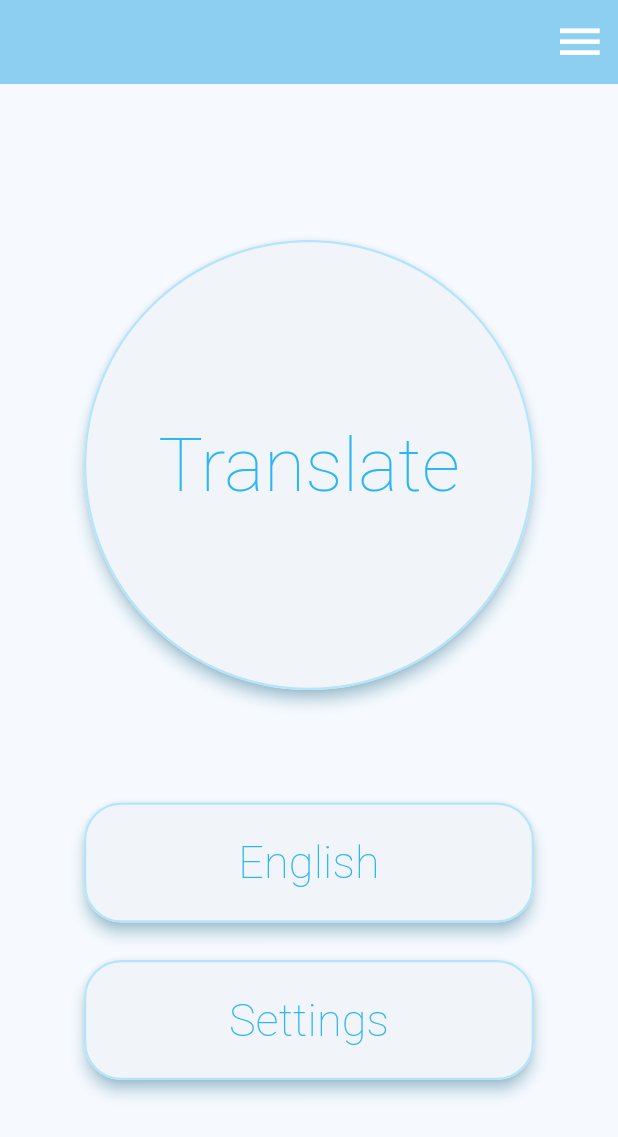
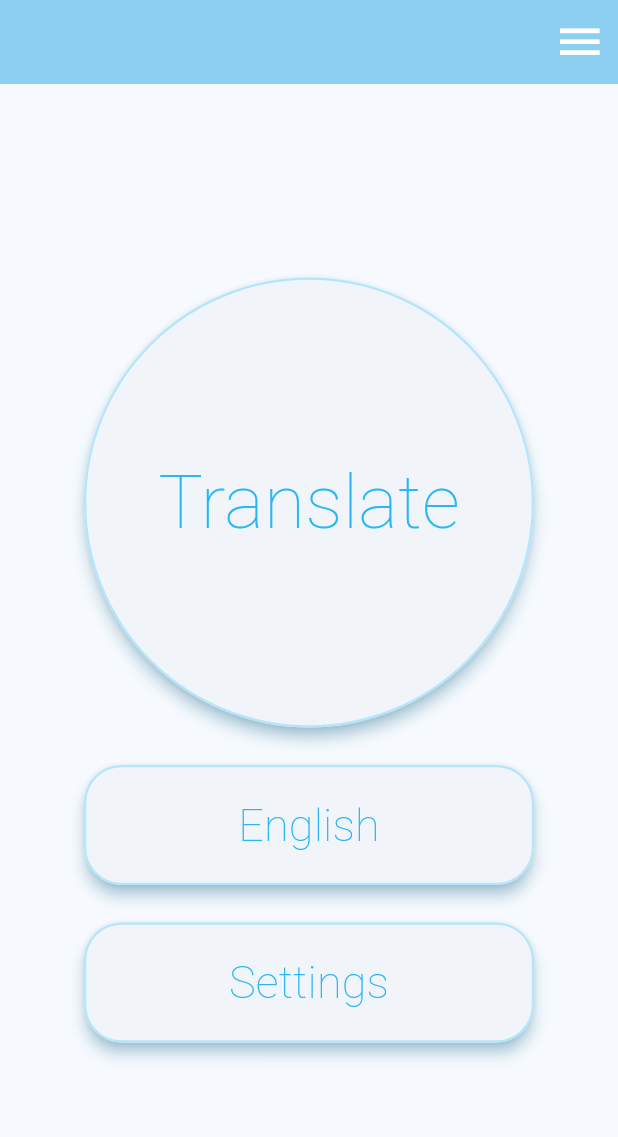
Before and after one commit to JiaCheng2004/Translator, a Flutter app: the screen it shows after launch, on a phone screen of 412 x 824 dp. Shown: the top 1137 px of the screen. Run offline on Flutter 3.47's test engine with Material 3 defaults, Android fonts, the phone set to English and light mode, and no system bars; our stand-ins replace flutter_dotenv, just_audio, permission_handler; missing offline and left inert: dart_openai, record, wav; Roboto replaces fonts that are missing (Thin).

Commit message:
Update UI

```diff
--- a/lib/main.dart
+++ b/lib/main.dart
@@ -29,7 +29,7 @@ class MyApp extends StatelessWidget {
         colorScheme: ColorScheme.fromSeed(seedColor: Colors.lightBlue.shade200),
         useMaterial3: true,
       ),
-      home: const MyHomePage(title:''),
+      home: const MyHomePage(title: ''),
     );
   }
 }
@@ -60,14 +60,14 @@ class _MyHomePageState extends State<MyHomePage> {
         actions: [
           Builder(
             builder: (context) => IconButton(
-              icon: Icon(Icons.menu, color: Colors.white, size: 35.0),
+              icon: const Icon(Icons.menu, color: Colors.white, size: 35.0),
               onPressed: () => Scaffold.of(context).openEndDrawer(),
               tooltip: MaterialLocalizations.of(context).openAppDrawerTooltip,
             ),
           ),
         ],
       ),
-      endDrawer: Drawer(
+      endDrawer: const Drawer(
           // Add your drawer widgets here
           ),
       body: FutureBuilder(
@@ -93,27 +93,71 @@ class _MyHomePageState extends State<MyHomePage> {
                         mainAxisAlignment: MainAxisAlignment.center,
                         crossAxisAlignment: CrossAxisAlignment.center,
                         children: <Widget>[
-                          data == RecordState.record
-                              ? ElevatedButton(
-                                  onPressed: translator.stopRecording, // Implement language change feature
-                                  child: Text('Translating...',
+                          if (data == RecordState.record) ...[
+                            Text(
+                              'Translating...',
                               style: TextStyle(
                                 color: Colors.lightBlue.shade400,
                                 fontSize: 20,
                                 fontFamily: 'Thin',
                                 fontWeight: FontWeight.w300,
-                                      ),),
+                              ),
+                            ),
+                            ElevatedButton(
+                              onPressed: translator
+                                  .stopRecording, // Implement language change feature
                               style: ElevatedButton.styleFrom(
-                                    surfaceTintColor: Color(0XFFFFFFFF),
+                                surfaceTintColor: const Color(0XFFFFFFFF),
                                 shadowColor: Colors.lightBlue.shade200,
                                 elevation: 4.0,
-                                    shape: RoundedRectangleBorder(side: BorderSide(color: Colors.lightBlue.shade100, width: 1.5), borderRadius: BorderRadius.circular(50)),
-                                    fixedSize: Size(300, 300),
+                                shape: RoundedRectangleBorder(
+                                    side: BorderSide(
+                                        color: Colors.lightBlue.shade100,
+                                        width: 1.5),
+                                    borderRadius: BorderRadius.circular(50)),
+                                fixedSize: const Size(300, 300),
                               ),
-                                )
-                              : ElevatedButton(
-                                  onPressed: translator.startRecording, // Implement language change feature
-                                  child: Text('Translate',
+                              child: Padding(
+                                padding: const EdgeInsets.all(20),
+                                child: StreamBuilder(
+                                  stream: translator.translationHistoryStream,
+                                  builder: (context, snapshot) {
+                                    switch (snapshot.connectionState) {
+                                      case ConnectionState.done:
+                                      case ConnectionState.active:
+                                        final data = snapshot.data!;
+                                        return SingleChildScrollView(
+                                          reverse: true,
+                                          child: Text(
+                                            data,
+                                            style: const TextStyle(
+                                              fontSize: 16,
+                                            ),
+                                          ),
+                                        );
+                                      default:
+                                        return const Text('');
+                                    }
+                                  },
+                                ),
+                              ),
+                            ),
+                          ] else
+                            ElevatedButton(
+                              onPressed: translator
+                                  .startRecording, // Implement language change feature
+                              style: ElevatedButton.styleFrom(
+                                surfaceTintColor: const Color(0XFFFFFFFF),
+                                shadowColor: Colors.lightBlue.shade200,
+                                elevation: 4.0,
+                                shape: CircleBorder(
+                                    side: BorderSide(
+                                        color: Colors.lightBlue.shade100,
+                                        width: 1.5)),
+                                fixedSize: const Size(300, 300),
+                              ),
+                              child: Text(
+                                'Translate',
                                 style: TextStyle(
                                   color: Colors.lightBlue.shade400,
                                   fontSize: 50,
@@ -121,20 +165,24 @@ class _MyHomePageState extends State<MyHomePage> {
                                   fontWeight: FontWeight.w200,
                                 ),
                               ),
+                            ),
+                          const SizedBox(height: 25),
+                          ElevatedButton(
+                            onPressed:
+                                () {}, // Implement language change feature
                             style: ElevatedButton.styleFrom(
-                                    surfaceTintColor: Color(0XFFFFFFFF),
+                              surfaceTintColor: const Color(0XFFFFFFFF),
                               shadowColor: Colors.lightBlue.shade200,
                               elevation: 4.0,
-                                    shape: CircleBorder(side: BorderSide(color: Colors.lightBlue.shade100, width: 1.5)),
-                                    fixedSize: Size(300, 300),
+                              shape: RoundedRectangleBorder(
+                                  side: BorderSide(
+                                      color: Colors.lightBlue.shade100,
+                                      width: 1.5),
+                                  borderRadius: BorderRadius.circular(25)),
+                              fixedSize: const Size(300, 80),
                             ),
-                                ),
-
-                            SizedBox(height: 75),
-
-                            ElevatedButton(
-                              onPressed: () {}, // Implement language change feature
-                                  child: Text('English',
+                            child: Text(
+                              'English',
                               style: TextStyle(
                                 color: Colors.lightBlue.shade400,
                                 fontSize: 30,
@@ -142,20 +190,24 @@ class _MyHomePageState extends State<MyHomePage> {
                                 fontWeight: FontWeight.w200,
                               ),
                             ),
+                          ),
+                          const SizedBox(height: 25),
+                          ElevatedButton(
+                            onPressed:
+                                () {}, // Implement language change feature
                             style: ElevatedButton.styleFrom(
-                                    surfaceTintColor: Color(0XFFFFFFFF),
+                              surfaceTintColor: const Color(0XFFFFFFFF),
                               shadowColor: Colors.lightBlue.shade200,
                               elevation: 4.0,
-                                    shape: RoundedRectangleBorder(side: BorderSide(color: Colors.lightBlue.shade100, width: 1.5), borderRadius: BorderRadius.circular(25)),
-                                    fixedSize: Size(300, 80),
+                              shape: RoundedRectangleBorder(
+                                  side: BorderSide(
+                                      color: Colors.lightBlue.shade100,
+                                      width: 1.5),
+                                  borderRadius: BorderRadius.circular(25)),
+                              fixedSize: const Size(300, 80),
                             ),
-                            ),
-
-                            SizedBox(height: 25),
-
-                            ElevatedButton(
-                              onPressed: () {}, // Implement language change feature
-                                  child: Text('Settings',
+                            child: Text(
+                              'Settings',
                               style: TextStyle(
                                 color: Colors.lightBlue.shade400,
                                 fontSize: 30,
@@ -163,15 +215,7 @@ class _MyHomePageState extends State<MyHomePage> {
                                 fontWeight: FontWeight.w200,
                               ),
                             ),
-                                  style: ElevatedButton.styleFrom(
-                                    surfaceTintColor: Color(0XFFFFFFFF),
-                                    shadowColor: Colors.lightBlue.shade200,
-                                    elevation: 4.0,
-                                    shape: RoundedRectangleBorder(side: BorderSide(color: Colors.lightBlue.shade100, width: 1.5), borderRadius: BorderRadius.circular(25)),
-                                    fixedSize: Size(300, 80),
-                                  ),
                           )
-
                         ],
                       ),
                     );
--- a/lib/translator.dart
+++ b/lib/translator.dart
@@ -13,6 +13,8 @@ class IllegalArgumentException implements Exception {
   IllegalArgumentException(this.msg);
 }
 
+typedef TranslationCompleteHandler = void Function(String);
+
 class Translator {
   // Normalization constants
   static const pcm16BitMax = 32767;
@@ -23,10 +25,13 @@ class Translator {
   static const audioCaptureSeconds = 5;
   static const recorderSettings = RecordConfig(encoder: AudioEncoder.pcm16bits);
   static const recordingFileName = 'translator_data.wav';
-  static const translationFileName = 'translation.';
+  static const translationFileName = 'translation';
 
   final recorder = AudioRecorder();
+  StreamController<String> translationHistory =
+      StreamController<String>.broadcast();
   StreamSubscription<Uint8List>? subscription;
+
   List<double> leftBuffer = [];
   List<double> rightBuffer = [];
   String sessionText = '';
@@ -99,16 +104,16 @@ class Translator {
     rightBuffer = [];
     await wav.writeFile(file.path);
 
-    print(file.path);
-
     final translatedString = await translateAudioFile(file);
 
-    print(translatedString);
     if (translatedString.trim().isNotEmpty) {
+      sessionText += ' $translatedString';
+      translationHistory.add(sessionText);
       await playText(translatedString);
-      sessionText += ' $translatedString';
     }
   }
+
+  Stream<String> get translationHistoryStream => translationHistory.stream;
 
   Future<String> translateAudioFile(File file) async {
     if (file.path.split('.').last != 'wav') {
@@ -118,19 +123,15 @@ class Translator {
       file: file,
       model: 'whisper-1',
       prompt: 'English only, session: $sessionText',
-          // 'ALL OUTPUTS SHOULD BE IN ENGLISH!!!! Please DO NOT add your own voice!'
-          // 'Also connect the message to the whole conversation to make it flow nicely'
-          // 'like a translation stream. This is the previous text: $sessionText',
+      // 'ALL OUTPUTS SHOULD BE IN ENGLISH!!!! Please DO NOT add your own voice!'
+      // 'Also connect the message to the whole conversation to make it flow nicely'
+      // 'like a translation stream. This is the previous text: $sessionText',
       responseFormat: OpenAIAudioResponseFormat.text,
     );
     return translation.text;
   }
 
   Future<void> playAudioFile(File file) async {
-    final extension = file.path.split('.').last;
-    if (extension != 'wav' && extension != 'mp3') {
-      throw IllegalArgumentException('Invalid file argument: ${file.path}');
-    }
     final player = AudioPlayer();
     await player.setFilePath(file.path);
     await player.play();
@@ -142,6 +143,7 @@ class Translator {
       model: 'tts-1',
       voice: 'nova',
       input: text,
+      responseFormat: OpenAIAudioSpeechResponseFormat.aac,
       outputDirectory: directory,
       outputFileName: translationFileName,
     );
```
Also changed, not shown: pubspec.lock. Lines whose indentation alone changed are shown as unchanged.
